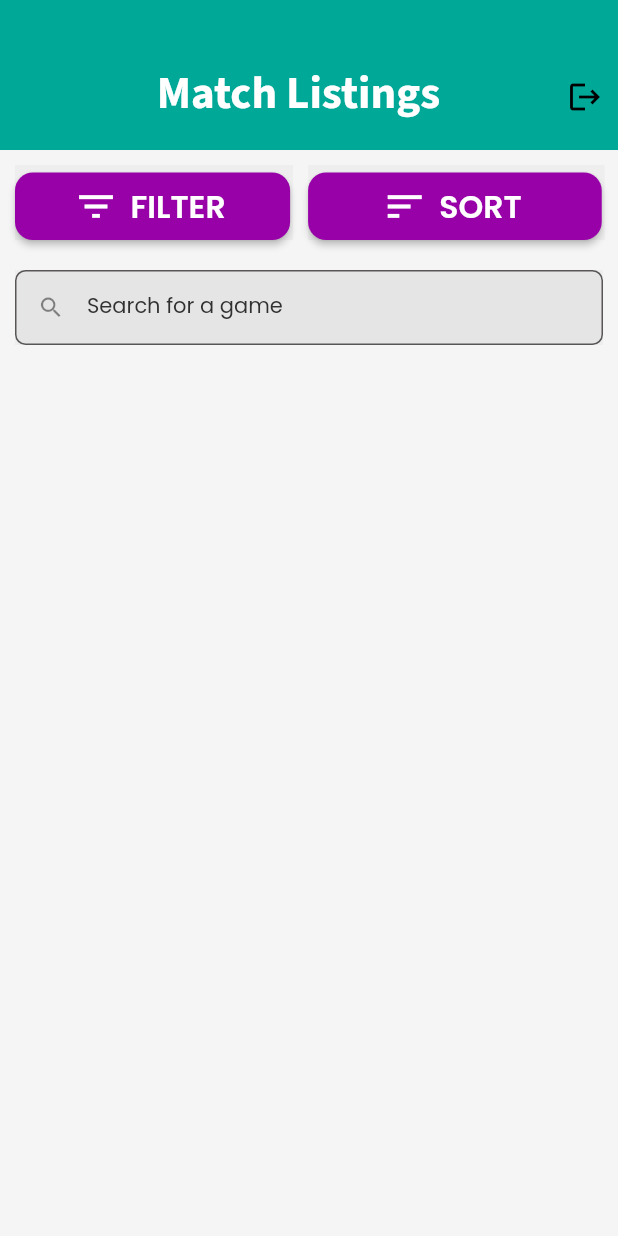
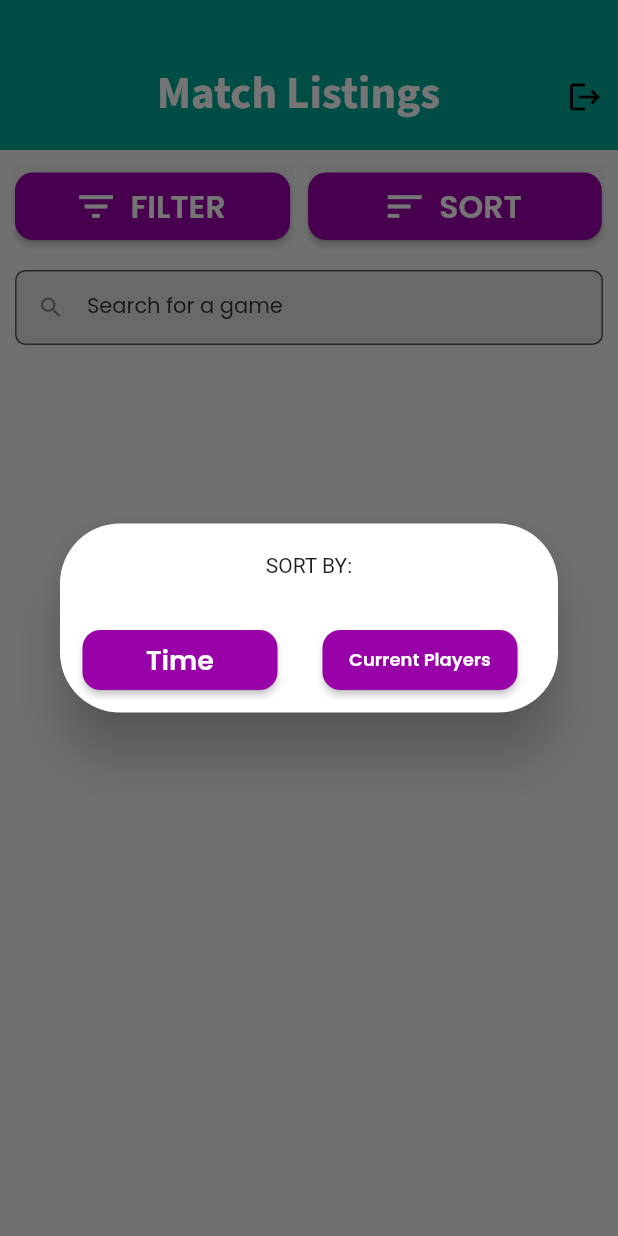
Before and after one commit to areebahsci/softeng, a Flutter app: the MatchListingsWidget screen opened directly, after a tap on "SORT", on a phone screen of 412 x 824 dp. Run offline on Flutter 3.47's test engine with Material 2 defaults, Android fonts, the phone set to English and light mode, and no system bars; drawn by our look-alikes of auto_size_text; our stand-ins replace built_collection, built_value, cloud_firestore, firebase_auth, firebase_core, firebase_storage and 10 more; missing offline and left inert: flutter_google_places, google_api_headers, google_maps_webservice, mime_type; accounts and stored records are empty; generated files the repository leaves out were written again.

Commit message:
Made sort popup
lol

```diff
--- a/lib/match_listings/match_listings_widget.dart
+++ b/lib/match_listings/match_listings_widget.dart
@@ -8,6 +8,7 @@ import '../register_to_match_details/register_to_match_details_widget.dart';
 import 'package:flutter/material.dart';
 import 'package:google_fonts/google_fonts.dart';
 
+// ignore: must_be_immutable
 class MatchListingsWidget extends StatefulWidget {
   MatchListingsWidget({Key key}) : super(key: key);
 
@@ -20,6 +21,15 @@ class _MatchListingsWidgetState extends State<MatchListingsWidget> {
   bool _loadingButton1 = false;
   bool _loadingButton2 = false;
   final scaffoldKey = GlobalKey<ScaffoldState>();
+
+  List listView;
+  callback(List listview) {
+    this.listView = listview;
+  }
+
+  resetcallback(List listview) {
+    listview = this.listView;
+  }
 
   @override
   void initState() {
@@ -144,6 +154,91 @@ class _MatchListingsWidgetState extends State<MatchListingsWidget> {
                       child: FFButtonWidget(
                         onPressed: () {
                           print('Button pressed ...');
+                          showDialog(
+                            context: context,
+                            builder: (context) {
+                              return Dialog(
+                                shape: RoundedRectangleBorder(
+                                    borderRadius: BorderRadius.circular(40)),
+                                elevation: 16,
+                                child: Container(
+                                  child: ListView(
+                                    shrinkWrap: true,
+                                    children: <Widget>[
+                                      SizedBox(height: 20),
+                                      Center(child: Text('SORT BY:')),
+                                      SizedBox(height: 20),
+                                      Row(
+                                        children: [
+                                          Padding(
+                                            padding:
+                                                EdgeInsetsDirectional.fromSTEB(
+                                                    15, 15, 15, 15),
+                                            child: FFButtonWidget(
+                                              text: "Time",
+                                              onPressed: () {
+                                                listView.sort((a, b) =>
+                                                    b.time.compareTo(a.time));
+                                              },
+                                              options: FFButtonOptions(
+                                                width: 130,
+                                                height: 40,
+                                                color: Color(0xFF9800A8),
+                                                textStyle: FlutterFlowTheme
+                                                    .subtitle2
+                                                    .override(
+                                                  fontFamily: 'Poppins',
+                                                  color: Colors.white,
+                                                  fontSize: 18,
+                                                  fontWeight: FontWeight.w600,
+                                                ),
+                                                borderSide: BorderSide(
+                                                  color: Colors.transparent,
+                                                  width: 1,
+                                                ),
+                                                borderRadius: 12,
+                                              ),
+                                            ),
+                                          ),
+                                          Padding(
+                                            padding:
+                                                EdgeInsetsDirectional.fromSTEB(
+                                                    15, 15, 15, 15),
+                                            child: FFButtonWidget(
+                                              text: "Current Players",
+                                              onPressed: () {
+                                                listView.sort((a, b) =>
+                                                    b.currentPlayers.compareTo(
+                                                        a.currentPlayers));
+                                              },
+                                              options: FFButtonOptions(
+                                                width: 130,
+                                                height: 40,
+                                                color: Color(0xFF9800A8),
+                                                textStyle: FlutterFlowTheme
+                                                    .subtitle2
+                                                    .override(
+                                                  fontFamily: 'Poppins',
+                                                  color: Colors.white,
+                                                  fontSize: 18,
+                                                  fontWeight: FontWeight.w600,
+                                                ),
+                                                borderSide: BorderSide(
+                                                  color: Colors.transparent,
+                                                  width: 1,
+                                                ),
+                                                borderRadius: 12,
+                                              ),
+                                            ),
+                                          ),
+                                        ],
+                                      )
+                                    ],
+                                  ),
+                                ),
+                              );
+                            },
+                          );
                         },
                         text: 'SORT',
                         icon: Icon(
@@ -242,6 +337,7 @@ class _MatchListingsWidgetState extends State<MatchListingsWidget> {
                   );
                 }
                 List<GamesRecord> listViewGamesRecordList = snapshot.data;
+                callback(listViewGamesRecordList);
                 return ListView.builder(
                   padding: EdgeInsets.zero,
                   scrollDirection: Axis.vertical,
```
Also changed, not shown: lib/backend/schema/games_record.g.dart (added), lib/backend/schema/serializers.g.dart (added), lib/backend/schema/users_record.g.dart (added), pubspec.lock (added), 3 other files.
